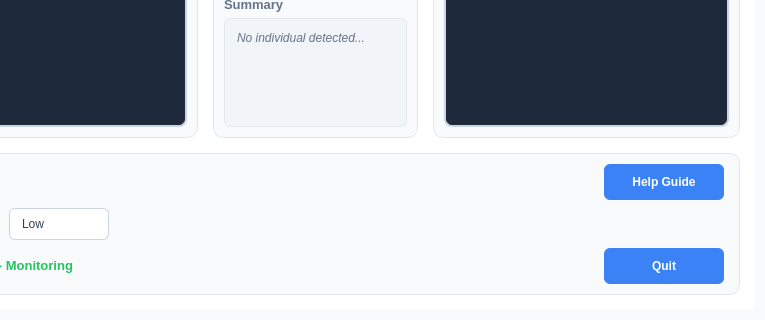
This is gui/designer2.ui in Jurassic001/helm as Qt 5 draws it before an edit; both pictures show x 135 to 900 and y 260 to 580 of the 900 by 580 pixel window. The edited form follows.
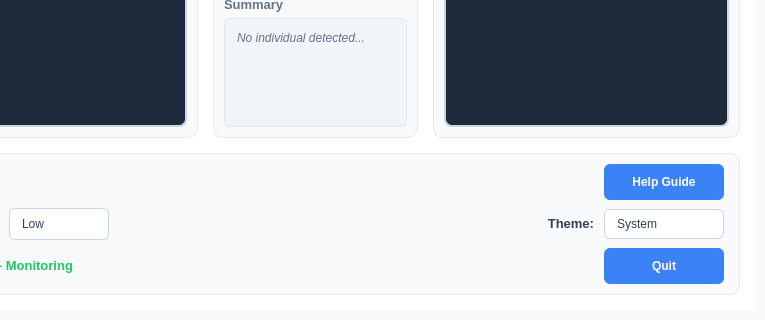
This is the edited form.

Commit message: Add darkmode/lightmode/system mode selection

```diff
--- a/gui/designer2.ui
+++ b/gui/designer2.ui
@@ -642,19 +642,32 @@
            </widget>
           </item>
           <item row="2" column="2">
-           <spacer name="controlsMiddleSpacer">
-            <property name="orientation">
-             <enum>Qt::Orientation::Horizontal</enum>
+           <widget class="QLabel" name="theme_label">
+            <property name="sizePolicy">
+             <sizepolicy hsizetype="Preferred" vsizetype="Fixed">
+              <horstretch>0</horstretch>
+              <verstretch>0</verstretch>
+             </sizepolicy>
             </property>
-            <property name="sizeHint" stdset="0">
-             <size>
-              <width>40</width>
-              <height>20</height>
-             </size>
+            <property name="font">
+             <font>
+              <family>Segoe UI</family>
+              <pointsize>10</pointsize>
+              <bold>true</bold>
+             </font>
             </property>
-           </spacer>
+            <property name="styleSheet">
+             <string notr="true">color: #334155; background: transparent;</string>
+            </property>
+            <property name="text">
+             <string>Theme:</string>
+            </property>
+            <property name="alignment">
+             <set>Qt::AlignmentFlag::AlignRight|Qt::AlignmentFlag::AlignTrailing|Qt::AlignmentFlag::AlignVCenter</set>
+            </property>
+           </widget>
           </item>
-          <item row="0" column="3">
+          <item row="0" column="3" colspan="2">
            <widget class="QPushButton" name="help_button">
             <property name="sizePolicy">
              <sizepolicy hsizetype="Fixed" vsizetype="Fixed">
@@ -720,7 +733,7 @@
             </property>
            </widget>
           </item>
-          <item row="3" column="3">
+          <item row="3" column="3" colspan="2">
            <widget class="QPushButton" name="quit_button">
             <property name="sizePolicy">
              <sizepolicy hsizetype="Fixed" vsizetype="Fixed">
@@ -739,6 +752,43 @@
             </property>
            </widget>
           </item>
+          <item row="2" column="3" colspan="2">
+           <widget class="QComboBox" name="theme_combo">
+            <property name="sizePolicy">
+             <sizepolicy hsizetype="Fixed" vsizetype="Fixed">
+              <horstretch>0</horstretch>
+              <verstretch>0</verstretch>
+             </sizepolicy>
+            </property>
+            <property name="minimumSize">
+             <size>
+              <width>36</width>
+              <height>0</height>
+             </size>
+            </property>
+            <property name="maximumSize">
+             <size>
+              <width>150</width>
+              <height>16777215</height>
+             </size>
+            </property>
+            <item>
+             <property name="text">
+              <string>System</string>
+             </property>
+            </item>
+            <item>
+             <property name="text">
+              <string>Light</string>
+             </property>
+            </item>
+            <item>
+             <property name="text">
+              <string>Dark</string>
+             </property>
+            </item>
+           </widget>
+          </item>
          </layout>
         </widget>
        </item>
```
The commit also changes 1 other file.
